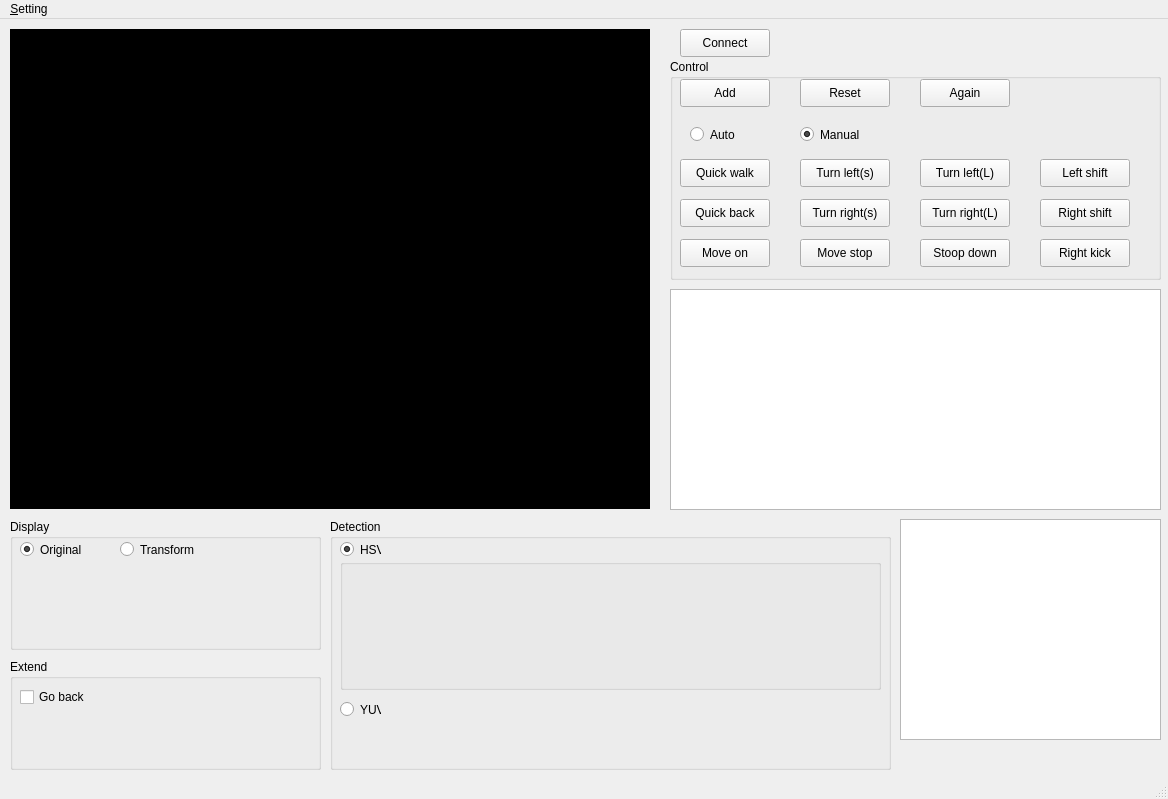
Before: the Qt Designer form pc-client/VideoArea.ui in LejuRobotics/Aelos-Vision-Demo, drawn with Qt 5.
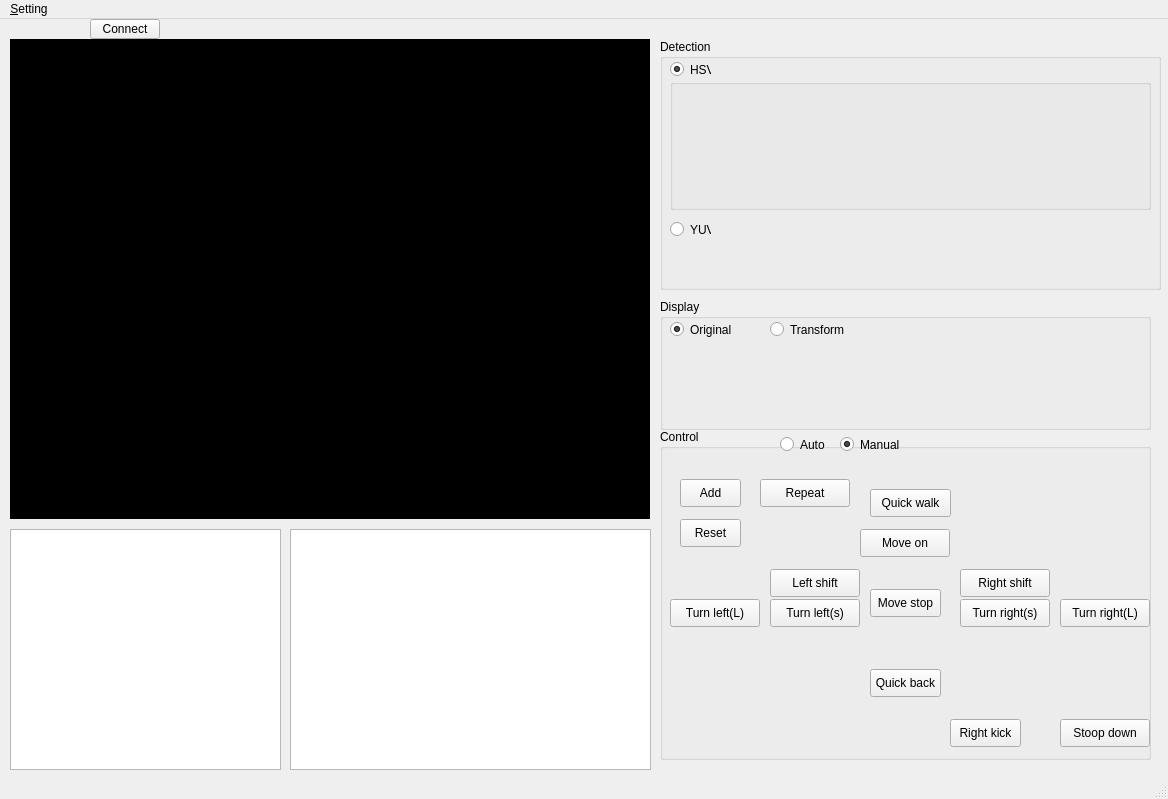
After: the same form once the commit is applied. Custom widgets are drawn as their Qt base class.

Commit message: Feat(layout): component layout

```diff
--- a/pc-client/VideoArea.ui
+++ b/pc-client/VideoArea.ui
@@ -30,7 +30,7 @@
     <property name="geometry">
      <rect>
       <x>10</x>
-      <y>10</y>
+      <y>20</y>
       <width>640</width>
       <height>480</height>
      </rect>
@@ -57,9 +57,9 @@
    <widget class="QGroupBox" name="format_groupBox">
     <property name="geometry">
      <rect>
-      <x>10</x>
-      <y>500</y>
-      <width>311</width>
+      <x>660</x>
+      <y>280</y>
+      <width>491</width>
       <height>131</height>
      </rect>
     </property>
@@ -103,7 +103,7 @@
       <rect>
        <x>10</x>
        <y>40</y>
-       <width>291</width>
+       <width>461</width>
        <height>81</height>
       </rect>
      </property>
@@ -113,12 +113,18 @@
    <widget class="QPushButton" name="connect_btn">
     <property name="geometry">
      <rect>
-      <x>680</x>
-      <y>10</y>
-      <width>90</width>
-      <height>28</height>
+      <x>90</x>
+      <y>0</y>
+      <width>70</width>
+      <height>20</height>
      </rect>
     </property>
+    <property name="minimumSize">
+     <size>
+      <width>70</width>
+      <height>20</height>
+     </size>
+    </property>
     <property name="text">
      <string>Connect</string>
     </property>
@@ -126,10 +132,10 @@
    <widget class="QGroupBox" name="groupBox_3">
     <property name="geometry">
      <rect>
-      <x>670</x>
-      <y>40</y>
+      <x>660</x>
+      <y>410</y>
       <width>491</width>
-      <height>221</height>
+      <height>331</height>
      </rect>
     </property>
     <property name="title">
@@ -138,9 +144,9 @@
     <widget class="QPushButton" name="record_btn">
      <property name="geometry">
       <rect>
-       <x>10</x>
-       <y>20</y>
-       <width>90</width>
+       <x>20</x>
+       <y>50</y>
+       <width>61</width>
        <height>28</height>
       </rect>
      </property>
@@ -154,9 +160,9 @@
     <widget class="QPushButton" name="reset_btn">
      <property name="geometry">
       <rect>
-       <x>130</x>
-       <y>20</y>
-       <width>90</width>
+       <x>20</x>
+       <y>90</y>
+       <width>61</width>
        <height>28</height>
       </rect>
      </property>
@@ -170,8 +176,8 @@
     <widget class="QRadioButton" name="auto_radio">
      <property name="geometry">
       <rect>
-       <x>20</x>
-       <y>60</y>
+       <x>120</x>
+       <y>0</y>
        <width>71</width>
        <height>31</height>
       </rect>
@@ -183,8 +189,8 @@
     <widget class="QRadioButton" name="manual_radio">
      <property name="geometry">
       <rect>
-       <x>130</x>
-       <y>60</y>
+       <x>180</x>
+       <y>0</y>
        <width>71</width>
        <height>31</height>
       </rect>
@@ -199,9 +205,9 @@
     <widget class="QPushButton" name="action_btn_1">
      <property name="geometry">
       <rect>
-       <x>10</x>
-       <y>100</y>
-       <width>90</width>
+       <x>210</x>
+       <y>60</y>
+       <width>81</width>
        <height>28</height>
       </rect>
      </property>
@@ -212,9 +218,9 @@
     <widget class="QPushButton" name="action_btn_2">
      <property name="geometry">
       <rect>
-       <x>10</x>
-       <y>140</y>
-       <width>90</width>
+       <x>210</x>
+       <y>240</y>
+       <width>71</width>
        <height>28</height>
       </rect>
      </property>
@@ -225,8 +231,8 @@
     <widget class="QPushButton" name="action_btn_3">
      <property name="geometry">
       <rect>
-       <x>130</x>
-       <y>100</y>
+       <x>110</x>
+       <y>170</y>
        <width>90</width>
        <height>28</height>
       </rect>
@@ -238,8 +244,8 @@
     <widget class="QPushButton" name="action_btn_4">
      <property name="geometry">
       <rect>
-       <x>130</x>
-       <y>140</y>
+       <x>300</x>
+       <y>170</y>
        <width>90</width>
        <height>28</height>
       </rect>
@@ -251,8 +257,8 @@
     <widget class="QPushButton" name="action_btn_5">
      <property name="geometry">
       <rect>
-       <x>250</x>
-       <y>100</y>
+       <x>10</x>
+       <y>170</y>
        <width>90</width>
        <height>28</height>
       </rect>
@@ -264,8 +270,8 @@
     <widget class="QPushButton" name="action_btn_6">
      <property name="geometry">
       <rect>
-       <x>250</x>
-       <y>140</y>
+       <x>400</x>
+       <y>170</y>
        <width>90</width>
        <height>28</height>
       </rect>
@@ -277,8 +283,8 @@
     <widget class="QPushButton" name="action_btn_MoveOn">
      <property name="geometry">
       <rect>
-       <x>10</x>
-       <y>180</y>
+       <x>200</x>
+       <y>100</y>
        <width>90</width>
        <height>28</height>
       </rect>
@@ -290,9 +296,9 @@
     <widget class="QPushButton" name="action_btn_MoveStop">
      <property name="geometry">
       <rect>
-       <x>130</x>
-       <y>180</y>
-       <width>90</width>
+       <x>210</x>
+       <y>160</y>
+       <width>71</width>
        <height>28</height>
       </rect>
      </property>
@@ -303,8 +309,8 @@
     <widget class="QPushButton" name="action_btn_7">
      <property name="geometry">
       <rect>
-       <x>250</x>
-       <y>180</y>
+       <x>400</x>
+       <y>290</y>
        <width>90</width>
        <height>28</height>
       </rect>
@@ -316,7 +322,7 @@
     <widget class="QPushButton" name="action_btn_9">
      <property name="geometry">
       <rect>
-       <x>370</x>
+       <x>300</x>
        <y>140</y>
        <width>90</width>
        <height>28</height>
@@ -329,9 +335,9 @@
     <widget class="QPushButton" name="action_btn_10">
      <property name="geometry">
       <rect>
-       <x>370</x>
-       <y>180</y>
-       <width>90</width>
+       <x>290</x>
+       <y>290</y>
+       <width>71</width>
        <height>28</height>
       </rect>
      </property>
@@ -342,8 +348,8 @@
     <widget class="QPushButton" name="action_btn_8">
      <property name="geometry">
       <rect>
-       <x>370</x>
-       <y>100</y>
+       <x>110</x>
+       <y>140</y>
        <width>90</width>
        <height>28</height>
       </rect>
@@ -355,14 +361,14 @@
     <widget class="QPushButton" name="again_btn">
      <property name="geometry">
       <rect>
-       <x>250</x>
-       <y>20</y>
+       <x>100</x>
+       <y>50</y>
        <width>90</width>
        <height>28</height>
       </rect>
      </property>
      <property name="text">
-      <string>Again</string>
+      <string>Repeat</string>
      </property>
      <property name="checkable">
       <bool>true</bool>
@@ -372,19 +378,19 @@
    <widget class="LejuTbableWidget" name="tableWidget">
     <property name="geometry">
      <rect>
-      <x>670</x>
-      <y>270</y>
-      <width>491</width>
-      <height>221</height>
+      <x>290</x>
+      <y>510</y>
+      <width>361</width>
+      <height>241</height>
      </rect>
     </property>
    </widget>
    <widget class="QGroupBox" name="groupBox_4">
     <property name="geometry">
      <rect>
-      <x>330</x>
-      <y>500</y>
-      <width>561</width>
+      <x>660</x>
+      <y>20</y>
+      <width>501</width>
       <height>251</height>
      </rect>
     </property>
@@ -412,7 +418,7 @@
       <rect>
        <x>10</x>
        <y>40</y>
-       <width>541</width>
+       <width>481</width>
        <height>131</height>
       </rect>
      </property>
@@ -424,7 +430,7 @@
        <rect>
         <x>10</x>
         <y>10</y>
-        <width>521</width>
+        <width>461</width>
         <height>111</height>
        </rect>
       </property>
@@ -452,7 +458,7 @@
       <rect>
        <x>20</x>
        <y>200</y>
-       <width>261</width>
+       <width>471</width>
        <height>41</height>
       </rect>
      </property>
@@ -462,38 +468,12 @@
    <widget class="QTextEdit" name="textEdit">
     <property name="geometry">
      <rect>
-      <x>900</x>
-      <y>500</y>
-      <width>261</width>
-      <height>221</height>
-     </rect>
-    </property>
-   </widget>
-   <widget class="QGroupBox" name="groupBox">
-    <property name="geometry">
-     <rect>
       <x>10</x>
-      <y>640</y>
-      <width>311</width>
-      <height>111</height>
+      <y>510</y>
+      <width>271</width>
+      <height>241</height>
      </rect>
     </property>
-    <property name="title">
-     <string>Extend</string>
-    </property>
-    <widget class="QCheckBox" name="goback_checkBox">
-     <property name="geometry">
-      <rect>
-       <x>10</x>
-       <y>30</y>
-       <width>71</width>
-       <height>16</height>
-      </rect>
-     </property>
-     <property name="text">
-      <string>Go back</string>
-     </property>
-    </widget>
    </widget>
   </widget>
   <widget class="QMenuBar" name="menubar">
```
Left out of the diff: 18 changed lines with no effect on the pictures. The commit also changes 1 other file.
